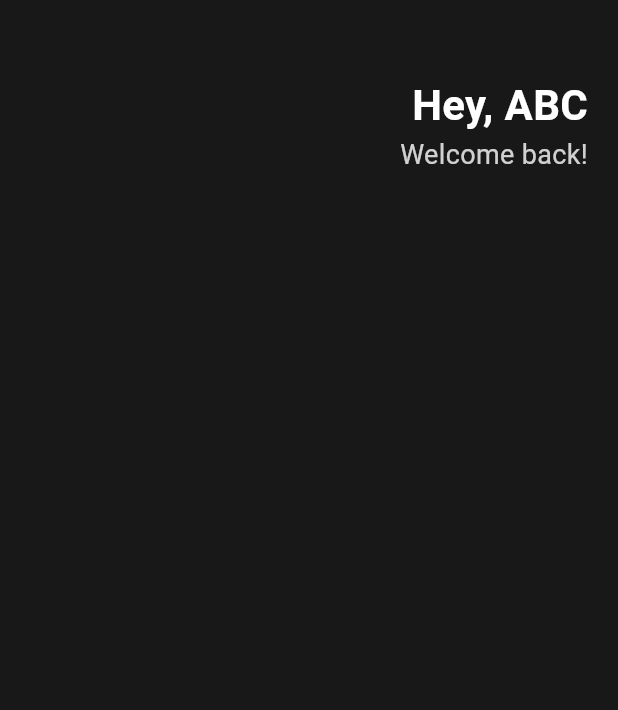
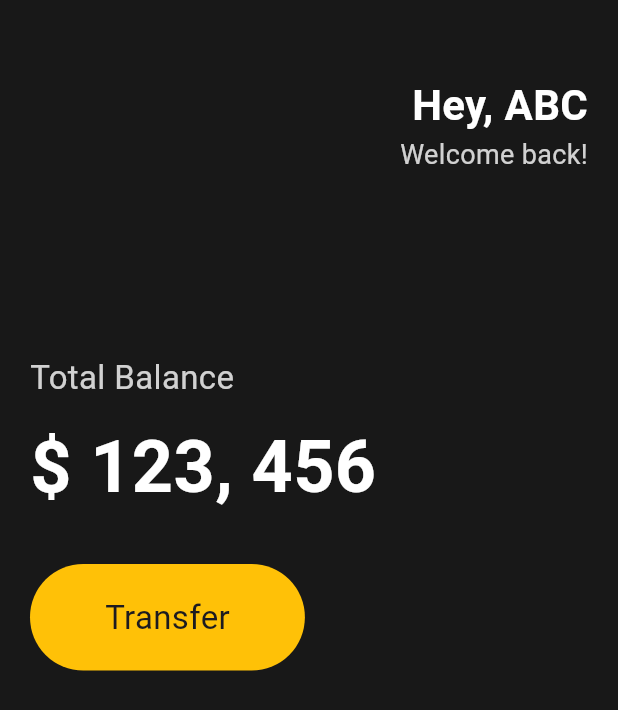
Before and after one commit to 938938/flutter_learn, a Flutter app: the screen it shows after launch, on a phone screen of 412 x 824 dp. Shown: the top 710 px of the screen. Run offline on Flutter 3.47's test engine with Material 3 defaults, Android fonts, the light colour scheme and no system bars.

Commit message:
[FEAT] 3.2 Buttons Section

```diff
--- a/lib/main.dart
+++ b/lib/main.dart
@@ -15,6 +15,7 @@
         body: Padding(
           padding: const EdgeInsets.symmetric(horizontal: 20),
           child: Column(
+            crossAxisAlignment: CrossAxisAlignment.start,
             children: [
               SizedBox(height: 50),
               Row(
@@ -42,6 +43,41 @@
                   ),
                 ],
               ),
+              SizedBox(height: 120),
+              Text(
+                'Total Balance',
+                style: TextStyle(
+                  fontSize: 22,
+                  color: Colors.white.withOpacity(0.8),
+                ),
+              ),
+              SizedBox(height: 10),
+              Text(
+                '\$ 123, 456',
+                style: TextStyle(
+                  fontSize: 48,
+                  fontWeight: FontWeight.bold,
+                  color: Colors.white,
+                ),
+              ),
+              SizedBox(height: 30),
+              Row(
+                children: [
+                  Container(
+                    decoration: BoxDecoration(
+                      color: Colors.amber,
+                      borderRadius: BorderRadius.circular(45),
+                    ),
+                    child: Padding(
+                      padding: const EdgeInsets.symmetric(
+                        vertical: 20,
+                        horizontal: 50,
+                      ),
+                      child: Text('Transfer', style: TextStyle(fontSize: 22)),
+                    ),
+                  ),
+                ],
+              ),
             ],
           ),
         ),
```
